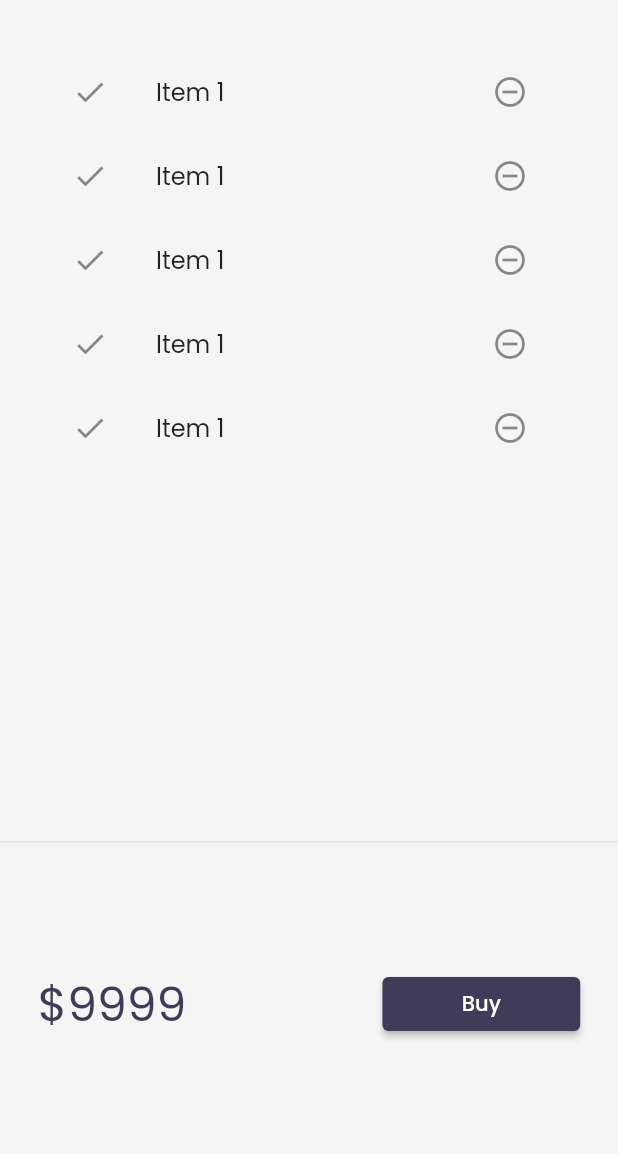
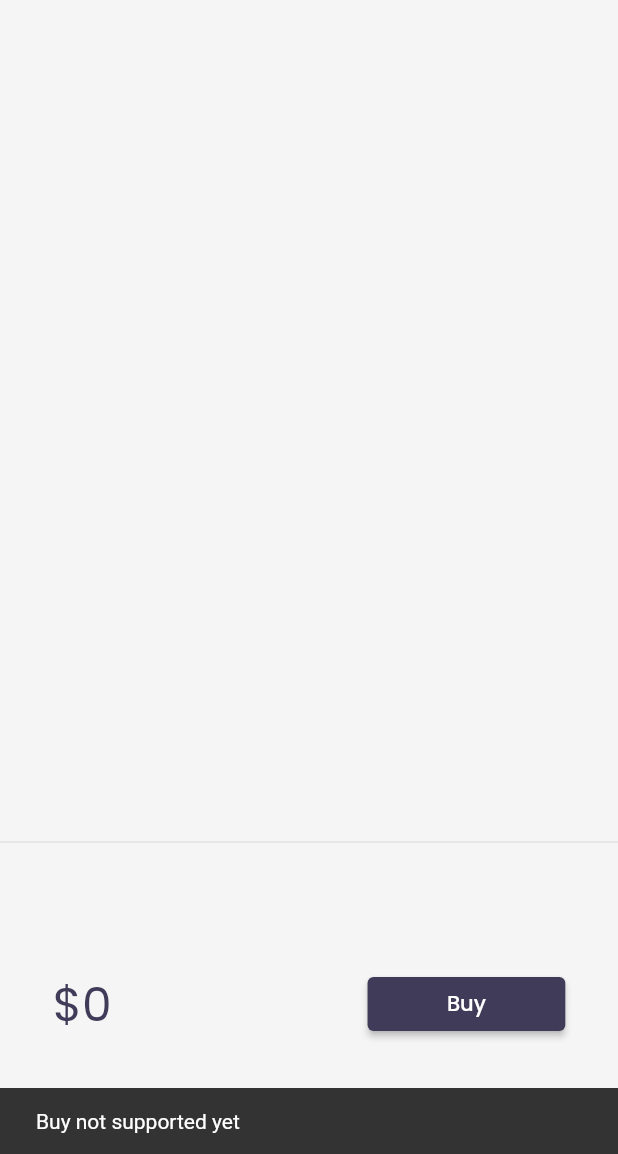
Before and after one commit to abhijeettiwari521/flutterbyabhi, a Flutter app: the CartPage screen opened by its route, after a tap on "Buy", on a phone screen of 412 x 824 dp, the part 82-1236 px from its top. Run offline on Flutter 3.47's test engine with Material 2 defaults, Android fonts, the phone set to English and light mode, and no system bars; our stand-ins replace google_fonts, velocity_x; network calls fail.

Commit message:
day24 addtocarthaf completed

```diff
--- a/lib/models/cart.dart
+++ b/lib/models/cart.dart
@@ -1,8 +1,12 @@
-import 'dart:ffi';
+// ignore_for_file: unnecessary_null_comparison
 
 import 'package:flutter_application_2/models/catalog.dart';
 
 class CartModel {
+  // ignore: non_constant_identifier_names
+  static final cartModel = CartModel._internal();
+  CartModel._internal();
+  factory CartModel() => cartModel;
   //catalog field
   late CatalogModel _catalog;
 //collection of Ids - store Ids of each item
--- a/lib/models/catalog.dart
+++ b/lib/models/catalog.dart
@@ -3,6 +3,9 @@
 import 'dart:convert';
 
 class CatalogModel {
+  static final catModel = CatalogModel._internal();
+  CatalogModel._internal();
+  factory CatalogModel() => catModel;
   static List<Item> items = [];
 
   //Get item by id
--- a/lib/pages/cart_page.dart
+++ b/lib/pages/cart_page.dart
@@ -1,6 +1,7 @@
 // ignore_for_file: deprecated_member_use
 
 import 'package:flutter/material.dart';
+import 'package:flutter_application_2/models/cart.dart';
 import 'package:velocity_x/velocity_x.dart';
 
 class CartPage extends StatelessWidget {
@@ -28,15 +29,24 @@ class CartPage extends StatelessWidget {
 class _CartTotal extends StatelessWidget {
   @override
   Widget build(BuildContext context) {
+    final _cart = CartModel();
     return SizedBox(
       height: 200,
       child: Row(
         mainAxisAlignment: MainAxisAlignment.spaceAround,
         children: [
-          "\$9999".text.xl4.color(context.theme.accentColor).make(),
+          "\$${_cart.totalPrice}"
+              .text
+              .xl4
+              .color(context.theme.accentColor)
+              .make(),
           30.widthBox,
           ElevatedButton(
-            onPressed: () {},
+            onPressed: () {
+              ScaffoldMessenger.of(context).showSnackBar(SnackBar(
+                content: "Buy not supported yet".text.make(),
+              ));
+            },
             style: ButtonStyle(
                 backgroundColor:
                     MaterialStateProperty.all(context.theme.buttonColor)),
@@ -54,17 +64,18 @@ class _CartList extends StatefulWidget {
 }
 
 class __CartListState extends State<_CartList> {
+  final _cart = CartModel();
   @override
   Widget build(BuildContext context) {
     return ListView.builder(
-      itemCount: 5,
+      itemCount: _cart.items.length,
       itemBuilder: (context, index) => ListTile(
         leading: const Icon(Icons.done),
         trailing: IconButton(
           icon: const Icon(Icons.remove_circle_outline),
           onPressed: () {},
         ),
-        title: "Item 1".text.make(),
+        title: _cart.items[index].name.text.make(),
       ),
     );
   }
```
Also changed, not shown: lib/widgets/home_widgets/catalog_list.dart (+38 -13 lines).
